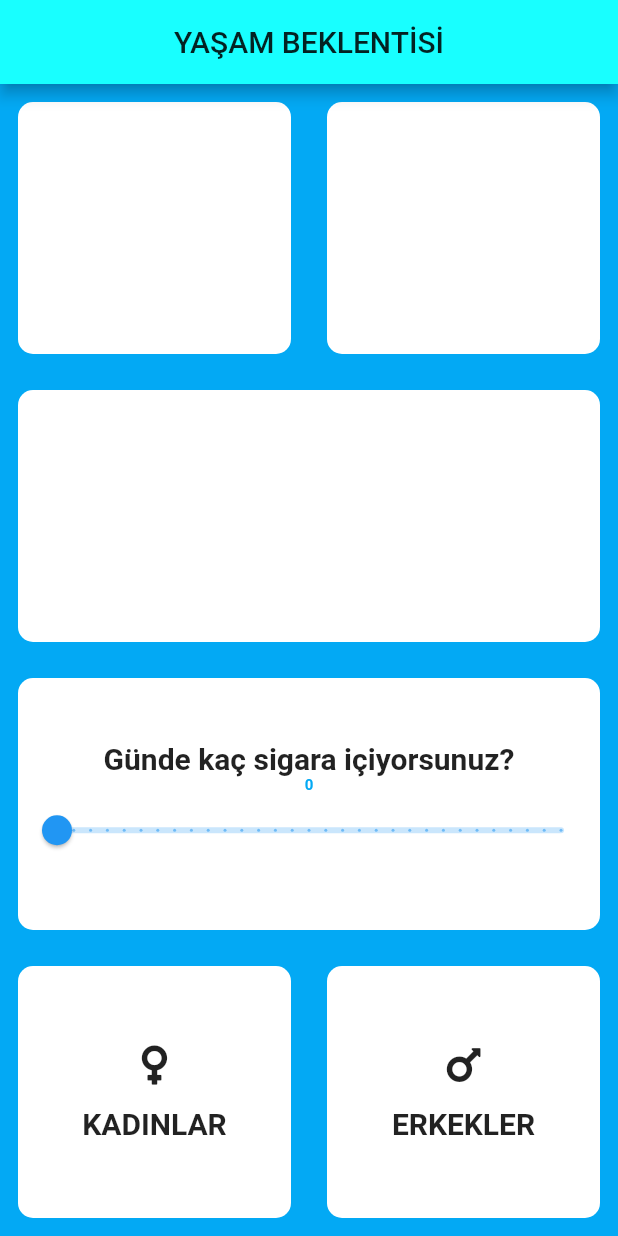
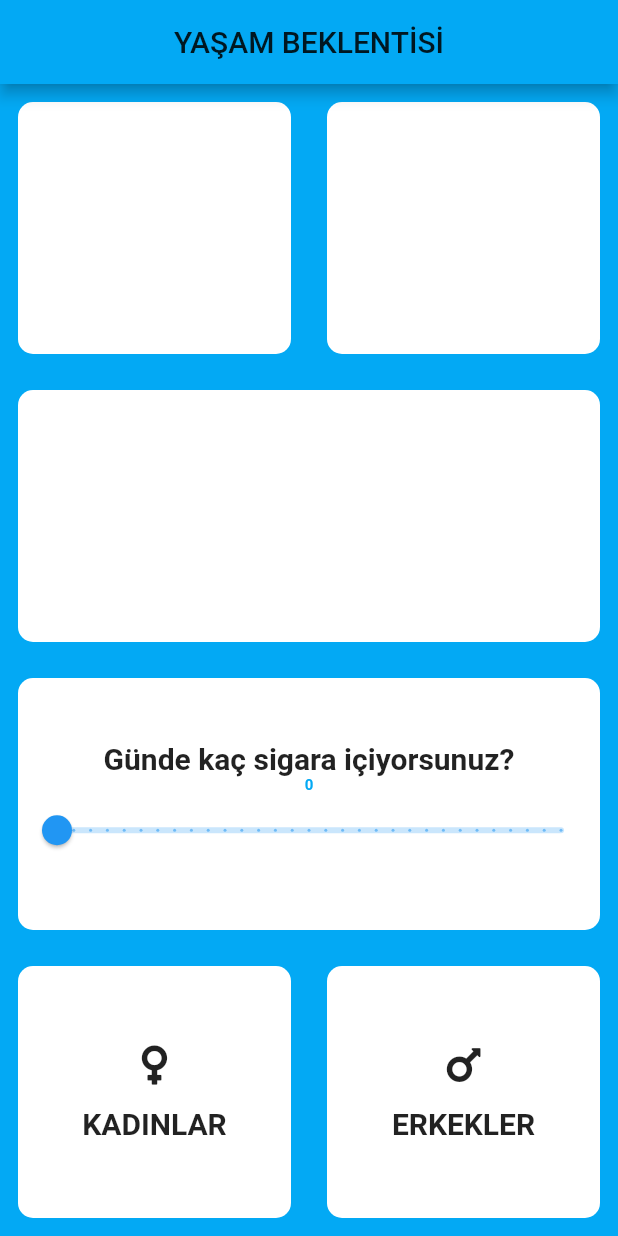
Before and after one commit to musabal55/deneme, a Flutter app: the screen it shows after launch, on a phone screen of 412 x 824 dp. Run offline on Flutter 3.47's test engine with Material 2 defaults, Android fonts, the phone set to English and light mode, and no system bars; our stand-ins replace font_awesome_flutter.

Commit message:
lightBlue back

```diff
--- a/lib/main.dart
+++ b/lib/main.dart
@@ -12,7 +12,7 @@ class MyApp extends StatelessWidget {
     return MaterialApp(
       theme: ThemeData(
           scaffoldBackgroundColor: Colors.lightBlue,
-          primaryColor: Colors.cyanAccent),
+          primaryColor: Colors.lightBlue),
       home: InputPage(),
     );
   }
```
